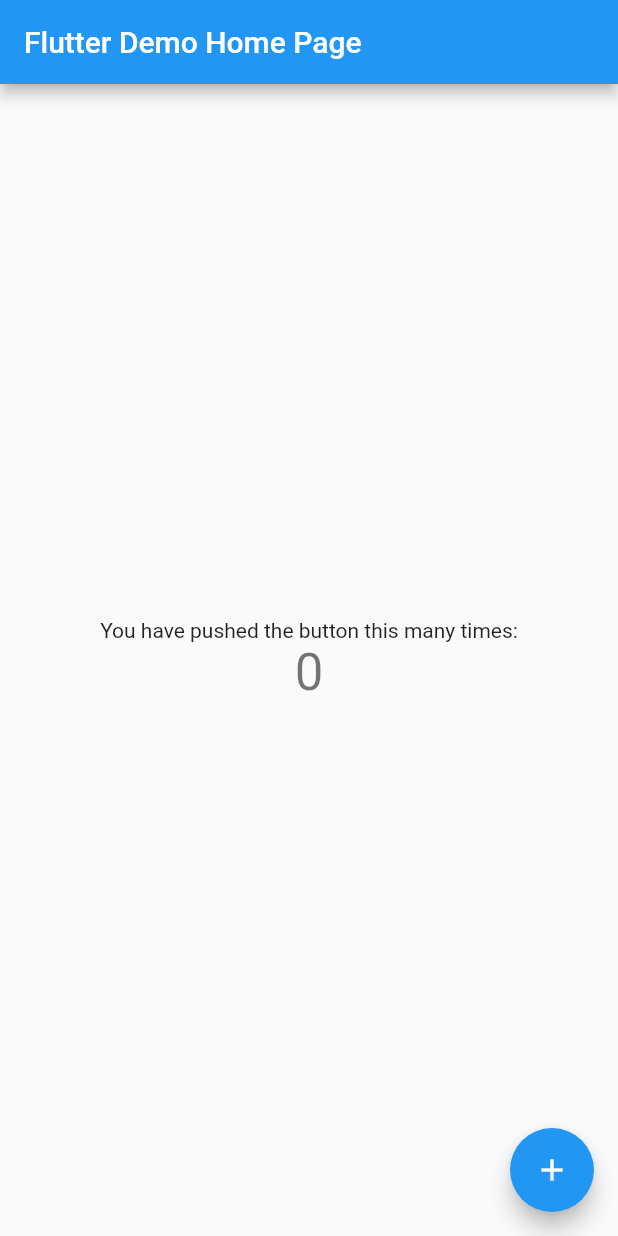
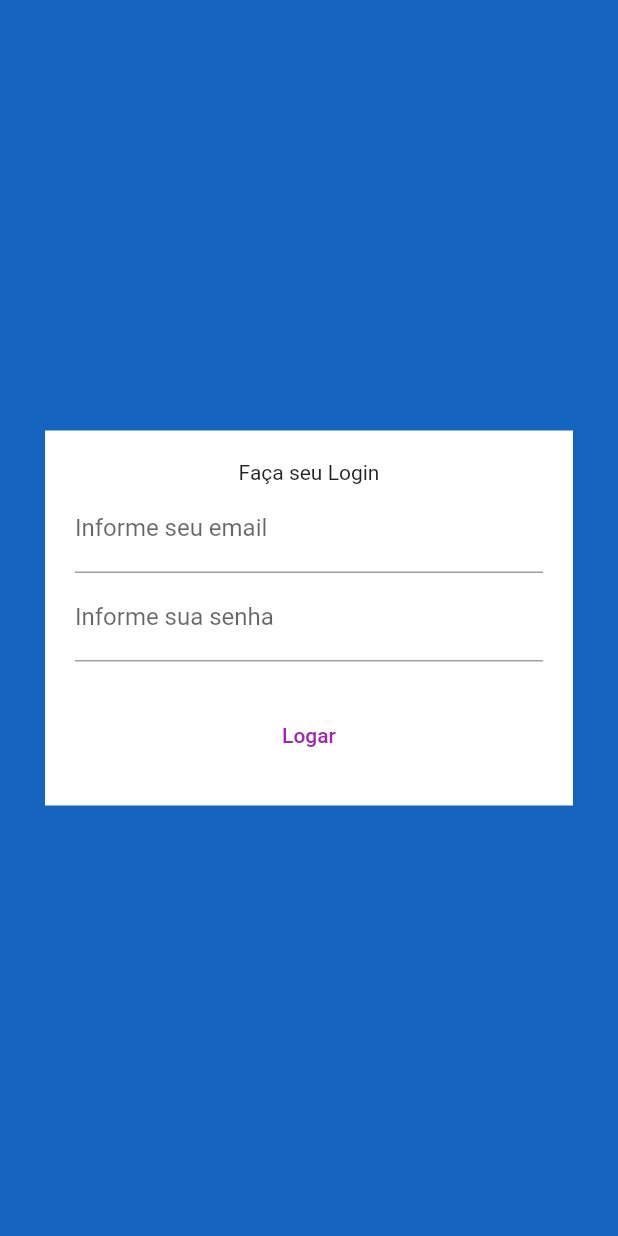
Before and after one commit to joaoandradejava/objetivo-dia-app-mobile, a Flutter app: the screen it shows after launch, on a phone screen of 412 x 824 dp. Run offline on Flutter 3.47's test engine with Material 2 defaults, Android fonts, the phone set to English and light mode, and no system bars.

Commit message:
Construindo tela de login, tela inicial, tela de editar dados

```diff
--- /dev/null
+++ b/lib/components/login_component.dart
@@ -0,0 +1,49 @@
+import 'package:flutter/material.dart';
+
+class LoginComponent extends StatelessWidget {
+  final form = GlobalKey<FormState>();
+
+  void logar() {
+    form.currentState!.save();
+    bool isFormularioValido = form.currentState!.validate();
+
+    if(!isFormularioValido){
+      return;
+    }
+
+  }
+
+  @override
+  Widget build(BuildContext context) {
+    return Container(
+      width: double.infinity,
+      height: 250,
+      margin: EdgeInsets.symmetric(horizontal: 30),
+      padding: EdgeInsets.all(20),
+      color: Colors.white,
+      child: Column(
+        children: [
+          Text('Faça seu Login'),
+          Form(
+              key: form,
+              child: Column(
+                children: [
+                  TextFormField(
+                    decoration: InputDecoration(labelText: 'Informe seu email'),
+                    keyboardType: TextInputType.emailAddress,
+                  ),
+                  TextFormField(
+                    decoration: InputDecoration(labelText: 'Informe sua senha'),
+                    keyboardType: TextInputType.visiblePassword,
+                  ),
+                  SizedBox(
+                    height: 25,
+                  ),
+                  TextButton(onPressed: () {}, child: Text('Logar'))
+                ],
+              ))
+        ],
+      ),
+    );
+  }
+}
--- /dev/null
+++ b/lib/data/DUMMY_DATA.dart
@@ -0,0 +1,25 @@
+import 'package:objetivo_dia_app/models/objetivo.dart';
+import 'package:objetivo_dia_app/models/tarefa.dart';
+import 'package:objetivo_dia_app/models/usuario.dart';
+
+final List<Usuario> USUARIOS = [
+  Usuario(
+      id: 1,
+      nome: 'João Andrade',
+      email: 'john@gmail.com',
+      dataCriacaoConta: DateTime.now().toString())
+];
+
+final List<Objetivo> OBJETIVOS = [
+  Objetivo(id: 1, titulo: 'Hoje a tarde', data: DateTime.now(), tarefas: [
+    Tarefa(id: 1, titulo: 'Jogar lixo fora', isFeita: true),
+    Tarefa(id: 2, titulo: 'Estudar', isFeita: false)
+  ]),
+  Objetivo(
+      id: 2,
+      titulo: 'Hoje de manha',
+      data: DateTime.now(),
+      tarefas: [Tarefa(id: 3, titulo: 'Jogar lixo fora', isFeita: false)]),
+  Objetivo(id: 3, titulo: 'Hoje a noit', data: DateTime.now(), tarefas: []),
+  Objetivo(id: 4, titulo: 'Amnha de manhã', data: DateTime.now(), tarefas: [])
+];
--- a/lib/main.dart
+++ b/lib/main.dart
@@ -1,113 +1,38 @@
 import 'package:flutter/material.dart';
+import 'package:objetivo_dia_app/pages/home_page.dart';
+import 'package:objetivo_dia_app/pages/objetivos_page.dart';
+import 'package:objetivo_dia_app/pages/seus_dados_page.dart';
+import 'package:objetivo_dia_app/pages/tarefas_page.dart';
+import 'package:objetivo_dia_app/providers/objetivos.dart';
+import 'package:objetivo_dia_app/providers/usuarios.dart';
+import 'package:objetivo_dia_app/utils/app_route.dart';
+import 'package:provider/provider.dart';
 
-void main() {
-  runApp(MyApp());
-}
+main() => runApp(Main());
 
-class MyApp extends StatelessWidget {
-  // This widget is the root of your application.
+class Main extends StatelessWidget {
   @override
   Widget build(BuildContext context) {
-    return MaterialApp(
-      title: 'Flutter Demo',
-      theme: ThemeData(
-        // This is the theme of your application.
-        //
-        // Try running your application with "flutter run". You'll see the
-        // application has a blue toolbar. Then, without quitting the app, try
-        // changing the primarySwatch below to Colors.green and then invoke
-        // "hot reload" (press "r" in the console where you ran "flutter run",
-        // or simply save your changes to "hot reload" in a Flutter IDE).
-        // Notice that the counter didn't reset back to zero; the application
-        // is not restarted.
-        primarySwatch: Colors.blue,
+    return MultiProvider(
+      providers: [
+        ChangeNotifierProvider(
+          create: (_) => Usuarios(),
+        ),
+        ChangeNotifierProvider(
+          create: (_) => Objetivos(),
+        )
+      ],
+      child: MaterialApp(
+        title: 'Objetivo do Dia App',
+        debugShowCheckedModeBanner: false,
+        theme:
+            ThemeData(primarySwatch: Colors.purple, accentColor: Colors.blue),
+        routes: {
+          AppRoute.HOME: (_) => HomePage(),
+          AppRoute.SEUS_DADOS: (_) => SeusDadosPage(),
+          AppRoute.SUAS_TAREFAS: (_) => TarefasPage()
+        },
       ),
-      home: MyHomePage(title: 'Flutter Demo Home Page'),
     );
   }
 }
-
-class MyHomePage extends StatefulWidget {
-  MyHomePage({Key? key, required this.title}) : super(key: key);
-
-  // This widget is the home page of your application. It is stateful, meaning
-  // that it has a State object (defined below) that contains fields that affect
-  // how it looks.
-
-  // This class is the configuration for the state. It holds the values (in this
-  // case the title) provided by the parent (in this case the App widget) and
-  // used by the build method of the State. Fields in a Widget subclass are
-  // always marked "final".
-
-  final String title;
-
-  @override
-  _MyHomePageState createState() => _MyHomePageState();
-}
-
-class _MyHomePageState extends State<MyHomePage> {
-  int _counter = 0;
-
-  void _incrementCounter() {
-    setState(() {
-      // This call to setState tells the Flutter framework that something has
-      // changed in this State, which causes it to rerun the build method below
-      // so that the display can reflect the updated values. If we changed
-      // _counter without calling setState(), then the build method would not be
-      // called again, and so nothing would appear to happen.
-      _counter++;
-    });
-  }
-
-  @override
-  Widget build(BuildContext context) {
-    // This method is rerun every time setState is called, for instance as done
-    // by the _incrementCounter method above.
-    //
-    // The Flutter framework has been optimized to make rerunning build methods
-    // fast, so that you can just rebuild anything that needs updating rather
-    // than having to individually change instances of widgets.
-    return Scaffold(
-      appBar: AppBar(
-        // Here we take the value from the MyHomePage object that was created by
-        // the App.build method, and use it to set our appbar title.
-        title: Text(widget.title),
-      ),
-      body: Center(
-        // Center is a layout widget. It takes a single child and positions it
-        // in the middle of the parent.
-        child: Column(
-          // Column is also a layout widget. It takes a list of children and
-          // arranges them vertically. By default, it sizes itself to fit its
-          // children horizontally, and tries to be as tall as its parent.
-          //
-          // Invoke "debug painting" (press "p" in the console, choose the
-          // "Toggle Debug Paint" action from the Flutter Inspector in Android
-          // Studio, or the "Toggle Debug Paint" command in Visual Studio Code)
-          // to see the wireframe for each widget.
-          //
-          // Column has various properties to control how it sizes itself and
-          // how it positions its children. Here we use mainAxisAlignment to
-          // center the children vertically; the main axis here is the vertical
-          // axis because Columns are vertical (the cross axis would be
-          // horizontal).
-          mainAxisAlignment: MainAxisAlignment.center,
-          children: <Widget>[
-            Text(
-              'You have pushed the button this many times:',
-            ),
-            Text(
-              '$_counter',
-              style: Theme.of(context).textTheme.headline4,
-            ),
-          ],
-        ),
-      ),
-      floatingActionButton: FloatingActionButton(
-        onPressed: _incrementCounter,
-        tooltip: 'Increment',
-        child: Icon(Icons.add),
-      ), // This trailing comma makes auto-formatting nicer for build methods.
-    );
-  }
-}
--- /dev/null
+++ b/lib/models/objetivo.dart
@@ -0,0 +1,15 @@
+import 'package:objetivo_dia_app/models/Usuario.dart';
+import 'package:objetivo_dia_app/models/tarefa.dart';
+
+class Objetivo {
+  final int id;
+  final String titulo;
+  final DateTime data;
+  final List<Tarefa> tarefas;
+
+  Objetivo(
+      {required this.id,
+      required this.titulo,
+      required this.data,
+      required this.tarefas});
+}
--- /dev/null
+++ b/lib/models/tarefa.dart
@@ -0,0 +1,7 @@
+class Tarefa {
+  final int id;
+  final String titulo;
+  bool isFeita;
+
+  Tarefa({required this.id, required this.titulo, this.isFeita = false});
+}
--- /dev/null
+++ b/lib/models/usuario.dart
@@ -0,0 +1,8 @@
+class Usuario{
+  final int id;
+  final String nome;
+  final String email;
+  final String dataCriacaoConta;
+
+  Usuario({required this.id, required this.nome, required this.email, required this.dataCriacaoConta});
+}
--- /dev/null
+++ b/lib/pages/home_page.dart
@@ -0,0 +1,16 @@
+import 'package:flutter/material.dart';
+import 'package:objetivo_dia_app/pages/login_page.dart';
+import 'package:objetivo_dia_app/pages/objetivos_page.dart';
+import 'package:objetivo_dia_app/providers/usuarios.dart';
+import 'package:provider/provider.dart';
+
+class HomePage extends StatelessWidget {
+  const HomePage({Key? key}) : super(key: key);
+
+  @override
+  Widget build(BuildContext context) {
+    Usuarios usuarios = Provider.of(context);
+
+    return usuarios.isLogado ? ObjetivosPage() : LoginPage();
+  }
+}
--- /dev/null
+++ b/lib/pages/login_page.dart
@@ -0,0 +1,21 @@
+import 'package:flutter/material.dart';
+import 'package:objetivo_dia_app/components/login_component.dart';
+
+class LoginPage extends StatefulWidget {
+  @override
+  _LoginPageState createState() => _LoginPageState();
+}
+
+class _LoginPageState extends State<LoginPage> {
+  @override
+  Widget build(BuildContext context) {
+    return Scaffold(
+      body: Container(
+        color: Colors.blue[800],
+        child: Center(
+          child: LoginComponent()
+        ),
+      ),
+    );
+  }
+}
--- /dev/null
+++ b/lib/providers/objetivos.dart
@@ -0,0 +1,15 @@
+import 'package:flutter/cupertino.dart';
+import 'package:objetivo_dia_app/data/DUMMY_DATA.dart';
+import 'package:objetivo_dia_app/models/objetivo.dart';
+
+class Objetivos with ChangeNotifier{
+  List<Objetivo> _objetivos = OBJETIVOS;
+
+  List<Objetivo> get objetivos {
+    return [..._objetivos];
+  }
+
+  int get quantidadeDeObjetivos{
+    return _objetivos.length;
+  }
+}
--- /dev/null
+++ b/lib/providers/usuarios.dart
@@ -0,0 +1,5 @@
+import 'package:flutter/cupertino.dart';
+
+class Usuarios with ChangeNotifier{
+  bool isLogado = false;
+}
--- /dev/null
+++ b/lib/utils/app_route.dart
@@ -0,0 +1,5 @@
+class AppRoute{
+  static const String HOME = '/';
+  static const String SEUS_DADOS = '/seus-dados';
+  static const String SUAS_TAREFAS = '/suas-tarefas';
+}
--- a/pubspec.yaml
+++ b/pubspec.yaml
@@ -23,6 +23,9 @@
 dependencies:
   flutter:
     sdk: flutter
+  provider: ^5.0.0
+  http: ^0.13.3
+  intl: ^0.17.0
 
 
   # The following adds the Cupertino Icons font to your application.
```
Also changed, not shown: lib/components/app_drawer.dart (added, +31 -0 lines), lib/components/objetivo_item.dart (added, +41 -0 lines), lib/pages/objetivos_page.dart (added, +33 -0 lines), lib/pages/seus_dados_page.dart (added, +17 -0 lines), lib/pages/tarefas_page.dart (added, +19 -0 lines), pubspec.lock.
